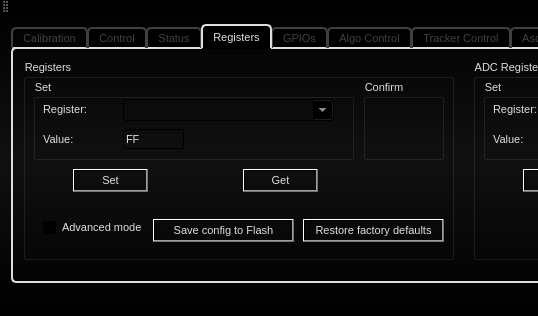
First picture: the form in src/AWLQtDemo/awlqtdemo.ui, repository samanwaya-jena/EVAL-ADAL6110-16-GUI, before the edit; both pictures show x 0 to 538 and y 0 to 316 of the 964 by 316 pixel window.
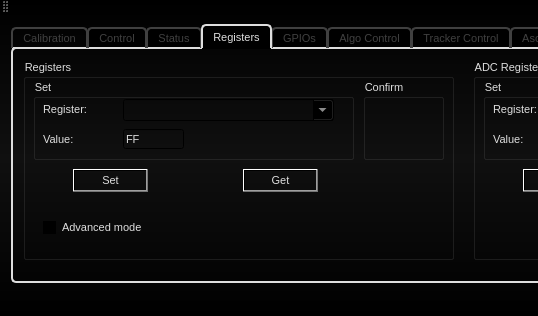
Second picture: the form after the edit. The open tabs and pages were chosen to show the change. Icons and pictures are not drawn.

Diff of the .ui file:
```diff
--- a/src/AWLQtDemo/awlqtdemo.ui
+++ b/src/AWLQtDemo/awlqtdemo.ui
@@ -3824,42 +3824,6 @@
             </property>
            </widget>
           </widget>
-          <widget class="QPushButton" name="registerFPGASaveToFlash">
-           <property name="geometry">
-            <rect>
-             <x>130</x>
-             <y>160</y>
-             <width>141</width>
-             <height>23</height>
-            </rect>
-           </property>
-           <property name="font">
-            <font>
-             <pointsize>-1</pointsize>
-            </font>
-           </property>
-           <property name="text">
-            <string>Save config to Flash</string>
-           </property>
-          </widget>
-          <widget class="QPushButton" name="registerFPGARestoreFactoryDefaults">
-           <property name="geometry">
-            <rect>
-             <x>280</x>
-             <y>160</y>
-             <width>141</width>
-             <height>23</height>
-            </rect>
-           </property>
-           <property name="font">
-            <font>
-             <pointsize>-1</pointsize>
-            </font>
-           </property>
-           <property name="text">
-            <string>Restore factory defaults</string>
-           </property>
-          </widget>
           <widget class="QCheckBox" name="checkBoxAdvanceMode">
            <property name="geometry">
             <rect>
```
Left out of the diff: 2 changed lines with no effect on the pictures.
